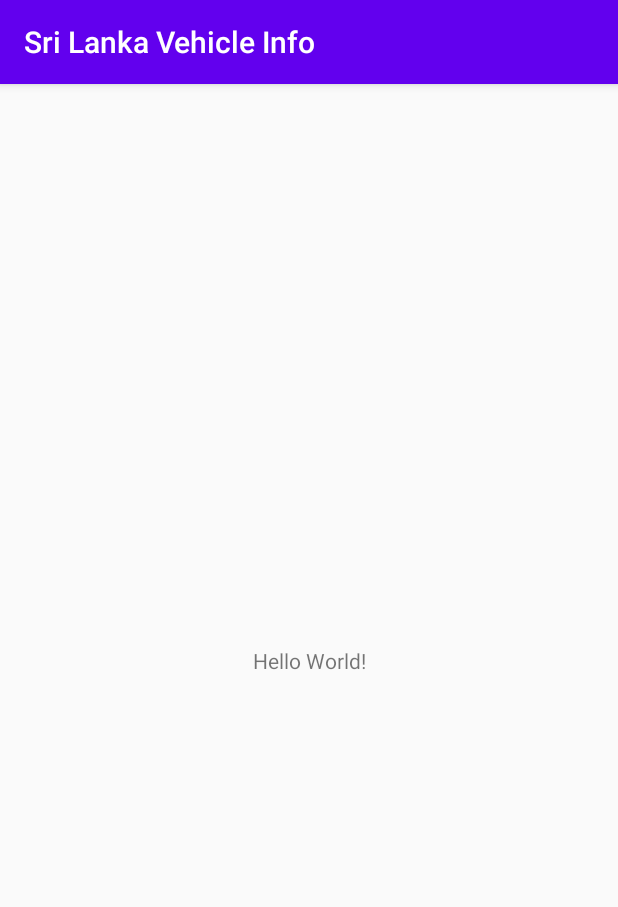
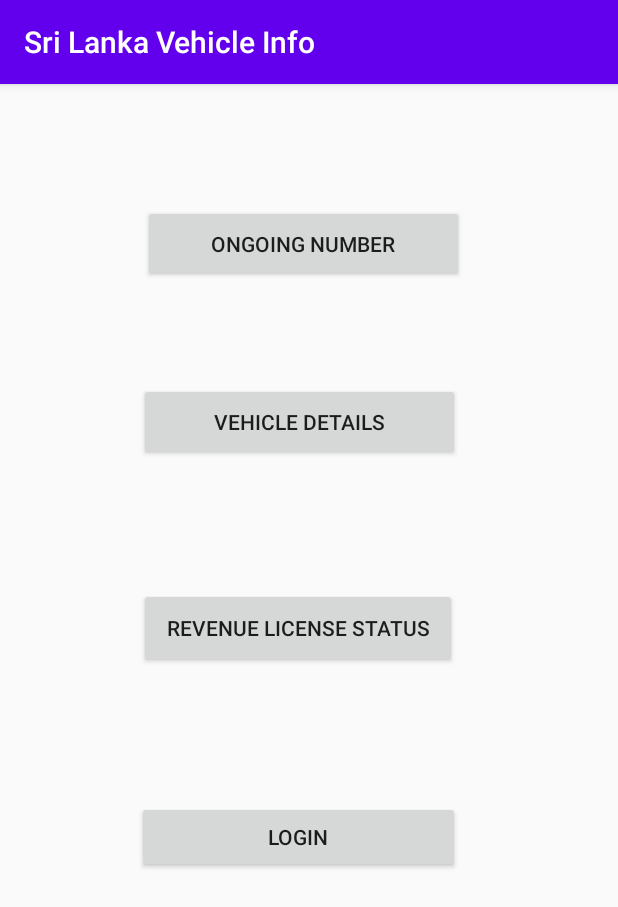
Before and after one commit to shehari/Sri-Lanka-Vehicle-Info-App, an Android app: the screen it shows after launch (MainActivity), on a phone screen of 412 x 824 dp. Shown: the top 907 px of the screen. Run offline under Robolectric (Android 15) with nearby library versions, the phone set to English and light mode, and no system bars.

Commit message:
Update main activity

```diff
--- a/app/src/main/res/layout/activity_main.xml
+++ b/app/src/main/res/layout/activity_main.xml
@@ -6,13 +6,52 @@
     android:layout_height="match_parent"
     tools:context=".MainActivity">
 
-    <TextView
-        android:layout_width="wrap_content"
-        android:layout_height="wrap_content"
-        android:text="Hello World!"
+    <Button
+        android:id="@+id/button"
+        android:layout_width="214dp"
+        android:layout_height="52dp"
+        android:text="ONGOING NUMBER"
         app:layout_constraintBottom_toBottomOf="parent"
-        app:layout_constraintLeft_toLeftOf="parent"
-        app:layout_constraintRight_toRightOf="parent"
-        app:layout_constraintTop_toTopOf="parent" />
+        app:layout_constraintEnd_toEndOf="parent"
+        app:layout_constraintHorizontal_bias="0.482"
+        app:layout_constraintStart_toStartOf="parent"
+        app:layout_constraintTop_toTopOf="parent"
+        app:layout_constraintVertical_bias="0.113" />
+
+    <Button
+        android:id="@+id/button6"
+        android:layout_width="214dp"
+        android:layout_height="52dp"
+        android:text="VEHICLE DETAILS"
+        app:layout_constraintBottom_toBottomOf="parent"
+        app:layout_constraintEnd_toEndOf="parent"
+        app:layout_constraintHorizontal_bias="0.467"
+        app:layout_constraintStart_toStartOf="parent"
+        app:layout_constraintTop_toTopOf="parent"
+        app:layout_constraintVertical_bias="0.278" />
+
+    <Button
+        android:id="@+id/button7"
+        android:layout_width="212dp"
+        android:layout_height="53dp"
+        android:text="REVENUE LICENSE STATUS"
+        app:layout_constraintBottom_toBottomOf="parent"
+        app:layout_constraintEnd_toEndOf="parent"
+        app:layout_constraintHorizontal_bias="0.462"
+        app:layout_constraintStart_toStartOf="parent"
+        app:layout_constraintTop_toTopOf="parent"
+        app:layout_constraintVertical_bias="0.47" />
+
+    <Button
+        android:id="@+id/button8"
+        android:layout_width="215dp"
+        android:layout_height="48dp"
+        android:text="LOGIN"
+        app:layout_constraintBottom_toBottomOf="parent"
+        app:layout_constraintEnd_toEndOf="parent"
+        app:layout_constraintHorizontal_bias="0.464"
+        app:layout_constraintStart_toStartOf="parent"
+        app:layout_constraintTop_toTopOf="parent"
+        app:layout_constraintVertical_bias="0.664" />
 
 </androidx.constraintlayout.widget.ConstraintLayout>
```
